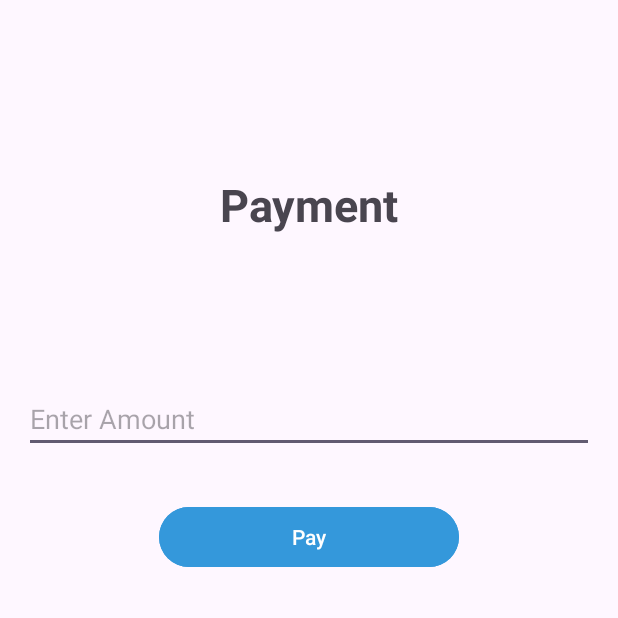
After one commit to KovidKrishnan/BidNow, an Android app: the RazorPayPaymentActivity screen opened directly, with no data from a screen before it, on a phone screen of 412 x 824 dp, the top half of it. The commit adds this screen. Run offline under Robolectric (Android 15) with nearby library versions, the phone set to English and light mode, and no system bars; our stand-ins replace Firebase (no records; nobody signed in at launch, a user with empty details on screens opened directly); libraries missing offline, so code that uses them is left out: com.razorpay.

Commit message:
Payment Gateway Added

```diff
--- a/app/build.gradle.kts
+++ b/app/build.gradle.kts
@@ -5,11 +5,12 @@ plugins {
 
 android {
     namespace = "com.minorproject.bidnow"
-    compileSdk = 33
+    compileSdk = 34
 
     defaultConfig {
         applicationId = "com.minorproject.bidnow"
         minSdk = 21
+        //noinspection OldTargetApi
         targetSdk = 33
         versionCode = 1
         versionName = "1.0"
@@ -39,7 +40,7 @@ dependencies {
     implementation ("com.firebaseui:firebase-ui-database:8.0.2")
     implementation("com.razorpay:checkout:1.6.34")
     implementation("androidx.appcompat:appcompat:1.6.1")
-    implementation("com.google.android.material:material:1.9.0")
+    implementation("com.google.android.material:material:1.10.0")
     implementation(platform("com.google.firebase:firebase-bom:32.2.2"))
     implementation("com.google.firebase:firebase-analytics")
     implementation("androidx.constraintlayout:constraintlayout:2.1.4")
--- /dev/null
+++ b/app/src/main/java/com/minorproject/bidnow/RazorPayPaymentActivity.java
@@ -0,0 +1,112 @@
+package com.minorproject.bidnow;
+
+import android.content.Intent;
+import android.os.Bundle;
+import android.view.View;
+import android.widget.Button;
+import android.widget.EditText;
+import android.widget.Toast;
+
+import androidx.annotation.NonNull;
+import androidx.appcompat.app.AppCompatActivity;
+
+import com.google.android.gms.tasks.OnCompleteListener;
+import com.google.android.gms.tasks.Task;
+import com.google.firebase.auth.FirebaseAuth;
+import com.google.firebase.database.DataSnapshot;
+import com.google.firebase.database.DatabaseError;
+import com.google.firebase.database.DatabaseReference;
+import com.google.firebase.database.FirebaseDatabase;
+import com.google.firebase.database.ValueEventListener;
+import com.razorpay.Checkout;
+import com.razorpay.PaymentResultListener;
+
+import org.json.JSONException;
+import org.json.JSONObject;
+
+import java.util.Objects;
+
+public class RazorPayPaymentActivity extends AppCompatActivity implements PaymentResultListener {
+
+    private EditText payAmount;
+    private int amount;
+    private DatabaseReference userRef;
+
+    @Override
+    public void onCreate(Bundle savedInstanceState) {
+        super.onCreate(savedInstanceState);
+        setContentView(R.layout.activity_razor_pay_payment);
+
+        Button payBtn = findViewById(R.id.btnPay);
+        payAmount = findViewById(R.id.etAmount);
+
+        FirebaseAuth mAuth = FirebaseAuth.getInstance();
+        String userId = Objects.requireNonNull(mAuth.getCurrentUser()).getUid();
+
+        userRef = FirebaseDatabase.getInstance().getReference("Users").child(userId);
+
+
+        payBtn.setOnClickListener(new View.OnClickListener() {
+            @Override
+            public void onClick(View view) {
+                String amountString = payAmount.getText().toString();
+                amount = Math.round(Float.parseFloat(amountString));
+
+                Checkout checkout = new Checkout();
+                checkout.setKeyID("rzp_test_sP0GiiCWIECpcC");
+
+                JSONObject object = new JSONObject();
+
+                try{
+                    object.put("name","BidNow");
+                    object.put("currency", "INR");
+                    object.put("amount",amount);
+
+                    checkout.open(RazorPayPaymentActivity.this, object);
+
+                } catch (JSONException e) {
+                    throw new RuntimeException(e);
+                }
+
+            }
+        });
+    }
+
+    @Override
+    public void onPaymentSuccess(String s) {
+        Toast.makeText(RazorPayPaymentActivity.this, "Wallet Credited", Toast.LENGTH_SHORT).show();
+        userRef.addListenerForSingleValueEvent(new ValueEventListener() {
+            @Override
+            public void onDataChange(@NonNull DataSnapshot snapshot) {
+                //noinspection DataFlowIssue
+                double amountRem = snapshot.child("creditValue").getValue(Double.class);
+                userRef.child("creditValue").setValue(amountRem + amount).addOnCompleteListener(new OnCompleteListener<Void>() {
+                    @Override
+                    public void onComplete(@NonNull Task<Void> task) {
+                        if(task.isSuccessful()){
+                            Toast.makeText(RazorPayPaymentActivity.this, "Wallet Credited", Toast.LENGTH_SHORT).show();
+                            startActivity(new Intent(RazorPayPaymentActivity.this, HomeActivity.class));
+                        }
+                        else{
+                            Toast.makeText(RazorPayPaymentActivity.this, "Error occurred", Toast.LENGTH_SHORT).show();
+                            startActivity(new Intent(RazorPayPaymentActivity.this, HomeActivity.class));
+                        }
+                    }
+                });
+                startActivity(new Intent(RazorPayPaymentActivity.this, HomeActivity.class));
+            }
+
+            @Override
+            public void onCancelled(@NonNull DatabaseError error) {
+
+            }
+        });
+
+    }
+
+    @Override
+    public void onPaymentError(int i, String s) {
+        Toast.makeText(RazorPayPaymentActivity.this, "Error occurred", Toast.LENGTH_SHORT).show();
+        startActivity(new Intent(RazorPayPaymentActivity.this, HomeActivity.class));
+    }
+}
--- /dev/null
+++ b/app/src/main/res/layout/activity_razor_pay_payment.xml
@@ -0,0 +1,42 @@
+<?xml version="1.0" encoding="UTF-8"?>
+<RelativeLayout xmlns:android="http://schemas.android.com/apk/res/android"
+    android:layout_width="match_parent"
+    android:layout_height="match_parent"
+    android:padding="16dp">
+    <TextView
+        android:id="@+id/paymentTextView"
+        android:layout_width="match_parent"
+        android:layout_height="wrap_content"
+        android:text="Payment"
+        android:layout_marginTop="100dp"
+        android:layout_centerHorizontal="true"
+        android:textSize="30sp"
+        android:layout_marginBottom="100dp"
+        android:textStyle="bold"
+        android:gravity="center"/>
+
+
+    <!-- Payment Amount Field -->
+    <EditText
+        android:id="@+id/etAmount"
+        android:layout_width="match_parent"
+        android:layout_height="wrap_content"
+        android:hint="Enter Amount"
+        android:layout_below="@+id/paymentTextView"
+        android:inputType="numberDecimal"
+        android:layout_marginBottom="16dp"/>
+
+    <!-- Pay Button -->
+    <Button
+        android:id="@+id/btnPay"
+        android:layout_width="200dp"
+        android:layout_height="wrap_content"
+        android:layout_below="@id/etAmount"
+        android:text="Pay"
+        android:textColor="#FFFFFF"
+        android:backgroundTint="#3498db"
+        android:layout_centerHorizontal="true"
+
+        android:layout_marginTop="16dp"/>
+
+</RelativeLayout>
```
Also changed, not shown: app/src/main/AndroidManifest.xml (+5 -2 lines), app/src/main/java/com/minorproject/bidnow/AuctionViewActivity.java (+4 -17 lines), app/src/main/java/com/minorproject/bidnow/HomeActivity.java (+9 -1 lines), app/src/main/res/values/strings.xml (+4 -4 lines), 1 other file.
